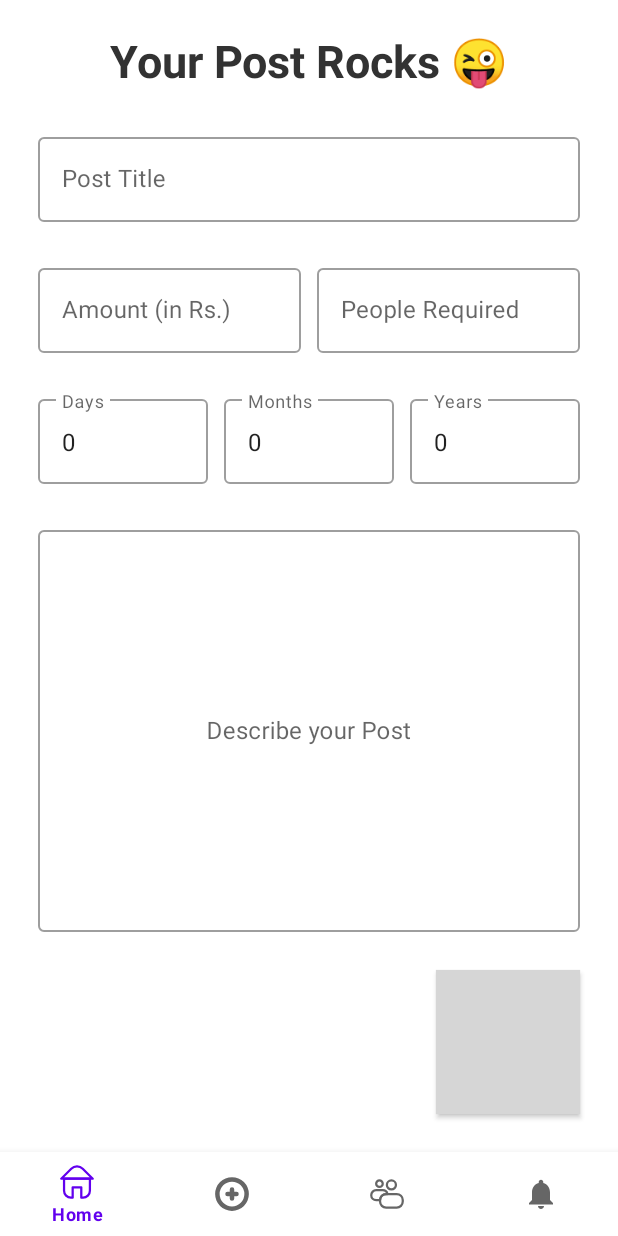
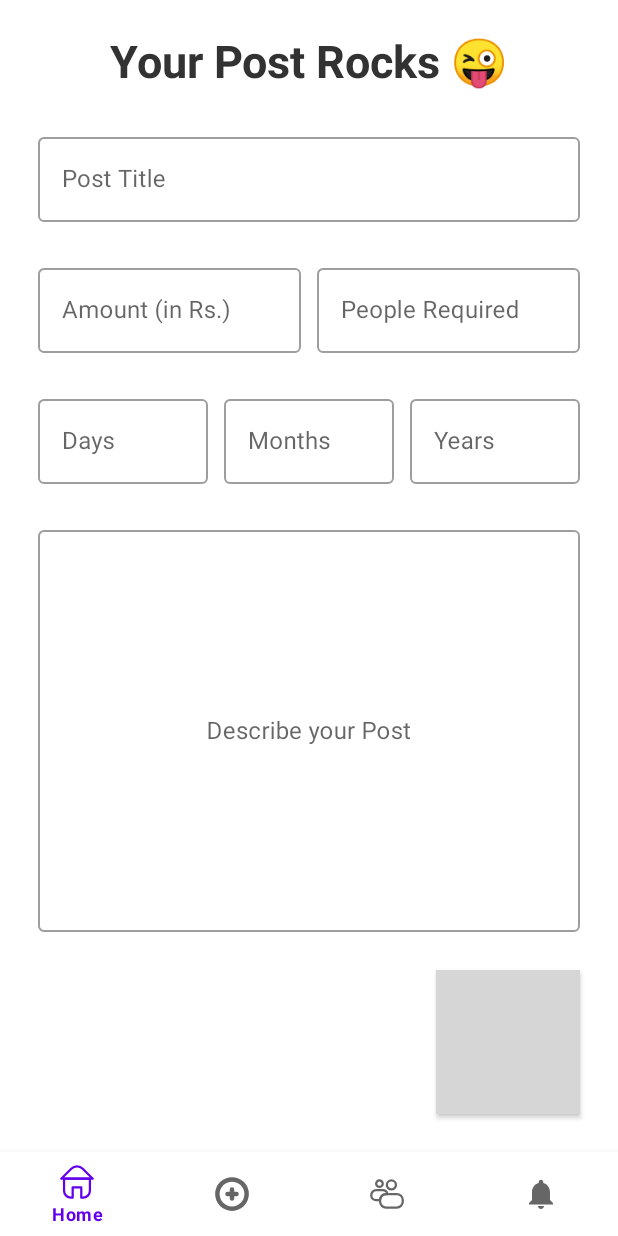
Before and after one commit to 1parveenjakhar/ShareNShop, an Android app: the fragment NewPostFragment placed in its activity, on a phone screen of 412 x 824 dp. Run offline under Robolectric (Android 15) with nearby library versions, the phone set to English and light mode, and no system bars; our stand-ins replace Firebase (no records; nobody signed in at launch, a user with empty details on screens opened directly), data binding; pictures from the network do not load; grey boxes are pictures that could not be loaded.

Commit message:
Time bug fix

```diff
--- a/app/src/main/res/layout-sw600dp-land/fragment_new_post.xml
+++ b/app/src/main/res/layout-sw600dp-land/fragment_new_post.xml
@@ -95,8 +95,7 @@
                 <com.google.android.material.textfield.TextInputEditText
                     android:layout_width="match_parent"
                     android:layout_height="wrap_content"
-                    android:inputType="number"
-                    android:text="@string/zero"/>
+                    android:inputType="number"/>
             </com.google.android.material.textfield.TextInputLayout>
 
             <com.google.android.material.textfield.TextInputLayout
@@ -114,8 +113,7 @@
                 <com.google.android.material.textfield.TextInputEditText
                     android:layout_width="match_parent"
                     android:layout_height="wrap_content"
-                    android:inputType="number"
-                    android:text="@string/zero"/>
+                    android:inputType="number"/>
             </com.google.android.material.textfield.TextInputLayout>
 
             <com.google.android.material.textfield.TextInputLayout
@@ -133,8 +131,7 @@
                 <com.google.android.material.textfield.TextInputEditText
                     android:layout_width="match_parent"
                     android:layout_height="wrap_content"
-                    android:inputType="number"
-                    android:text="@string/zero"/>
+                    android:inputType="number"/>
             </com.google.android.material.textfield.TextInputLayout>
 
         </androidx.constraintlayout.widget.ConstraintLayout>
--- a/app/src/main/res/layout/fragment_new_post.xml
+++ b/app/src/main/res/layout/fragment_new_post.xml
@@ -94,9 +94,7 @@
             <com.google.android.material.textfield.TextInputEditText
                 android:layout_width="match_parent"
                 android:layout_height="wrap_content"
-                android:inputType="number"
-
-                android:text="@string/zero"/>
+                android:inputType="number" />
 
         </com.google.android.material.textfield.TextInputLayout>
 
@@ -115,9 +113,7 @@
             <com.google.android.material.textfield.TextInputEditText
                 android:layout_width="match_parent"
                 android:layout_height="wrap_content"
-                android:inputType="number"
-
-                android:text="@string/zero"/>
+                android:inputType="number" />
 
         </com.google.android.material.textfield.TextInputLayout>
 
@@ -137,8 +133,7 @@
             <com.google.android.material.textfield.TextInputEditText
                 android:layout_width="match_parent"
                 android:layout_height="wrap_content"
-                android:inputType="number"
-                android:text="@string/zero"/>
+                android:inputType="number" />
 
         </com.google.android.material.textfield.TextInputLayout>
 
--- a/app/src/main/res/values/strings.xml
+++ b/app/src/main/res/values/strings.xml
@@ -16,7 +16,7 @@
     <!--    Strings related to NewPostFragment-->
     <string name="new_post_title_error">Please provide a title!</string>
     <string name="new_post_amount_error">Please add some amount!</string>
-    <string name="new_post_days_error">Please mention no of days!</string>
+    <string name="new_post_days_error">Please mention no of days/months/years!</string>
     <string name="new_post_months_error">Please mention no of months!</string>
     <string name="new_post_years_error">Please mention no of years!</string>
     <string name="new_post_people_error">Please mention people requirement!</string>
```
Also changed, not shown: app/src/main/java/com/puteffort/sharenshop/fragments/NewPostFragment.java (+7 -5 lines).
